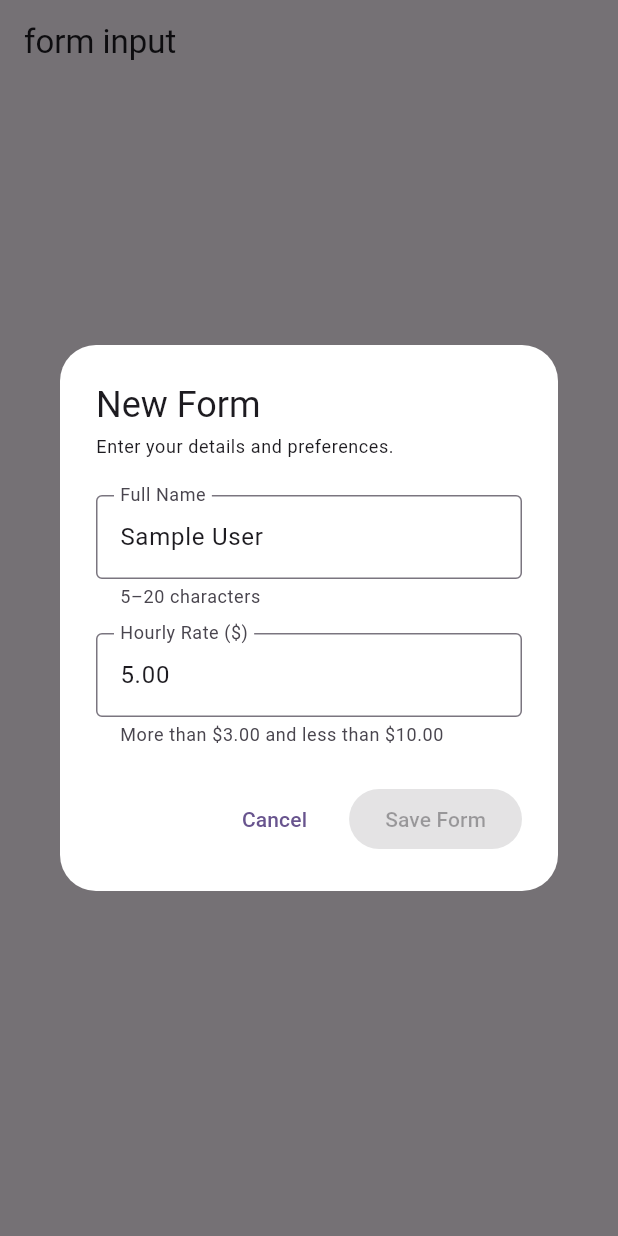
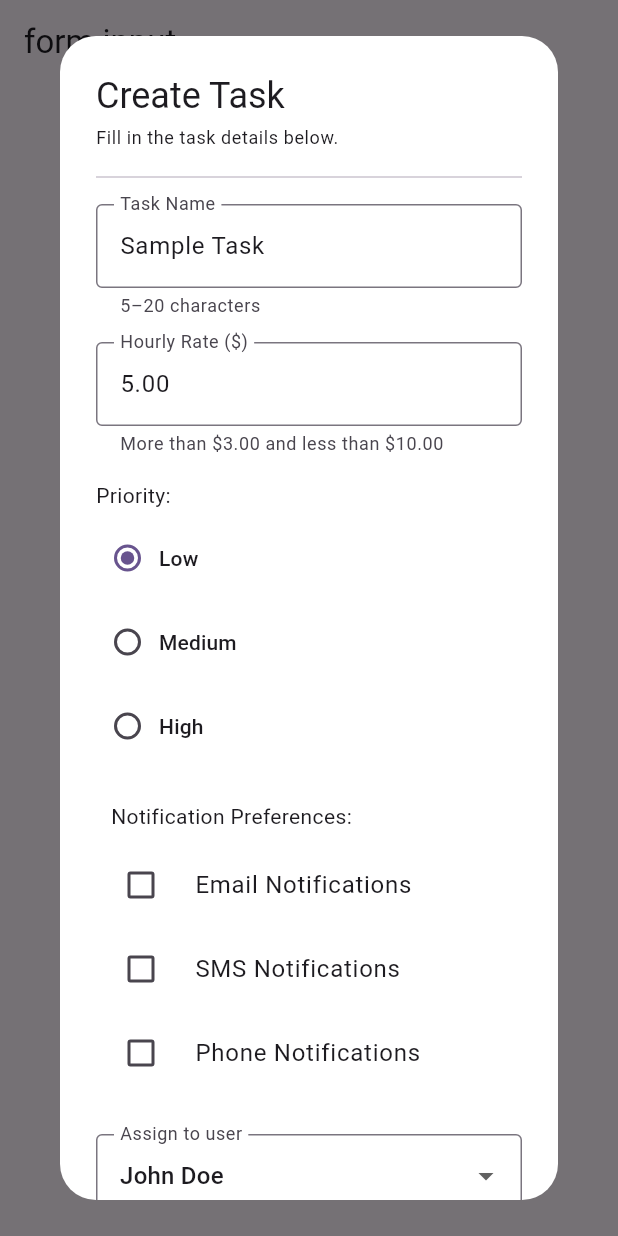
Before and after one commit to yyyu25/form-input-demo, a Flutter app: the _DialogPreview screen opened directly, after a tap on "New Form", on a phone screen of 412 x 824 dp. Run offline on Flutter 3.47's test engine with Material 3 defaults, Android fonts, the phone set to English and light mode, and no system bars; accounts and stored records are empty.

Commit message:
Add task creation, user assignment and editing

```diff
--- /dev/null
+++ b/lib/models/tasks.dart
@@ -0,0 +1,25 @@
+import 'package:form_input_demo/widgets/priority_radius_button.dart';
+import 'package:form_input_demo/models/users.dart';
+
+class Task {
+  static int taskNumber = 0;
+  final int taskID;
+  final String taskName;
+  final double hourlyRate;
+  final Priority priority;
+  final User? assignedUser;
+  final bool emailNotification;
+  final bool smsNotification;
+  final bool phoneNotification;
+
+  Task({
+    int? taskID,
+    this.assignedUser,
+    required this.taskName,
+    required this.hourlyRate,
+    required this.priority,
+    required this.emailNotification,
+    required this.smsNotification,
+    required this.phoneNotification,
+  }) : taskID = taskID ?? ++taskNumber;
+}
--- /dev/null
+++ b/lib/models/users.dart
@@ -0,0 +1,29 @@
+class User {
+  final String fullName;
+  final int userID;
+
+  const User({required this.fullName, required this.userID});
+
+  String getFullName() {
+    return fullName;
+  }
+
+  int getUserID() {
+    return userID;
+  }
+
+  static const List<User> users = [
+    User(fullName: 'John Doe', userID: 1000),
+    User(fullName: 'James Smith', userID: 1001),
+    User(fullName: 'David Johnson', userID: 1002),
+    User(fullName: 'Mariah Yu', userID: 1003),
+    User(fullName: 'Sam Hammond', userID: 1004),
+    User(fullName: 'Allen Phan', userID: 1005),
+    User(fullName: 'Maria Garcia', userID: 1006),
+    User(fullName: 'Jeremiah Carson', userID: 1007),
+    User(fullName: 'Peter Miller', userID: 1008),
+    User(fullName: 'Lucca Burns', userID: 1009),
+  ];
+
+  List<User> setUsers() => List<User>.of(users);
+}
--- /dev/null
+++ b/lib/widgets/assign_user_dropdown.dart
@@ -0,0 +1,33 @@
+import 'package:flutter/material.dart';
+import 'package:form_input_demo/models/users.dart';
+
+class AssignUserDropDown extends StatelessWidget {
+  const AssignUserDropDown({super.key, this.initialValue, this.onChanged});
+
+  final User? initialValue;
+  final ValueChanged<User?>? onChanged;
+
+  @override
+  Widget build(BuildContext context) {
+    return DropdownButtonFormField<User>(
+      initialValue: initialValue == null
+          ? null
+          : User.users.firstWhere(
+              (user) => user.userID == initialValue!.userID,
+            ),
+      isExpanded: true,
+      decoration: const InputDecoration(
+        labelText: 'Assign to user',
+        border: OutlineInputBorder(),
+      ),
+      hint: const Text('Select a user'),
+      items: User.users
+          .map(
+            (user) =>
+                DropdownMenuItem<User>(value: user, child: Text(user.fullName)),
+          )
+          .toList(),
+      onChanged: (user) => onChanged?.call(user),
+    );
+  }
+}
--- a/lib/widgets/form_dialog.dart
+++ b/lib/widgets/form_dialog.dart
@@ -1,16 +1,22 @@
 import 'package:flutter/material.dart';
+import 'package:form_input_demo/models/tasks.dart';
+import 'package:form_input_demo/models/users.dart';
+import 'package:form_input_demo/widgets/assign_user_dropdown.dart';
+import 'package:form_input_demo/widgets/notification_checkbox.dart';
+import 'package:form_input_demo/widgets/priority_radius_button.dart';
 
-/// Opens a fresh form. A result will be returned when saving is implemented.
-Future<Map<String, dynamic>?> showInputFormDialog(
+/// Returns the saved task, or null when the form is cancelled.
+Future<Task?> showInputFormDialog(
   BuildContext context, {
   Map<String, dynamic> initialValues = const {},
   Widget? selectionFields,
+  Task? existingTask,
 }) {
-  return showDialog<Map<String, dynamic>>(
+  return showDialog<Task>(
     context: context,
     builder: (_) => InputFormDialog(
       initialValues: initialValues,
-      selectionFields: selectionFields,
+      existingTask: existingTask,
     ),
   );
 }
@@ -19,13 +25,12 @@ class InputFormDialog extends StatefulWidget {
   const InputFormDialog({
     super.key,
     this.initialValues = const {},
-    this.selectionFields,
+    this.existingTask,
   });
 
+  final Task? existingTask;
+
   final Map<String, dynamic> initialValues;
-
-  /// Optional space for YA's radio, checkbox and User dropdown widgets.
-  final Widget? selectionFields;
 
   @override
   State<InputFormDialog> createState() => _InputFormDialogState();
@@ -35,15 +40,61 @@ class _InputFormDialogState extends State<InputFormDialog> {
   final _formKey = GlobalKey<FormState>();
   late final TextEditingController _nameController;
   late final TextEditingController _amountController;
+  late Priority _priority;
+  User? _assignedUser;
+  late bool _email;
+  late bool _sms;
+  late bool _phone;
+
+  void _save() {
+    if (!_formKey.currentState!.validate()) return;
+    Navigator.of(context).pop(
+      Task(
+        taskID: widget.existingTask?.taskID,
+        assignedUser: _assignedUser,
+        taskName: _nameController.text.trim(),
+        hourlyRate: double.parse(_amountController.text.trim()),
+        priority: _priority,
+        emailNotification: _email,
+        smsNotification: _sms,
+        phoneNotification: _phone,
+      ),
+    );
+  }
 
   @override
   void initState() {
     super.initState();
+    final task = widget.existingTask;
+    _assignedUser =
+        task?.assignedUser ?? widget.initialValues['assignedUser'] as User?;
+    _priority =
+        task?.priority ??
+        widget.initialValues['priority'] as Priority? ??
+        Priority.low;
+    _email =
+        task?.emailNotification ??
+        widget.initialValues['emailNotification'] as bool? ??
+        false;
+    _sms =
+        task?.smsNotification ??
+        widget.initialValues['smsNotification'] as bool? ??
+        false;
+    _phone =
+        task?.phoneNotification ??
+        widget.initialValues['phoneNotification'] as bool? ??
+        false;
     _nameController = TextEditingController(
-      text: widget.initialValues['name'] as String? ?? 'Sample User',
+      text:
+          task?.taskName ??
+          widget.initialValues['name'] as String? ??
+          'Sample Task',
     );
     _amountController = TextEditingController(
-      text: widget.initialValues['amount']?.toString() ?? '5.00',
+      text:
+          task?.hourlyRate.toString() ??
+          widget.initialValues['amount']?.toString() ??
+          '5.00',
     );
   }
 
@@ -70,22 +121,30 @@ class _InputFormDialogState extends State<InputFormDialog> {
               crossAxisAlignment: CrossAxisAlignment.start,
               children: [
                 Text(
-                  'New Form',
+                  widget.existingTask == null ? 'Create Task' : 'Edit Task',
                   style: Theme.of(context).textTheme.headlineSmall,
                 ),
                 const SizedBox(height: 4),
                 Text(
-                  'Enter your details and preferences.',
+                  'Fill in the task details below.',
                   style: Theme.of(context).textTheme.bodySmall,
                 ),
-                const SizedBox(height: 24),
+                const SizedBox(height: 10),
+                const Divider(),
+                const SizedBox(height: 10),
                 TextFormField(
                   controller: _nameController,
+                  validator: (value) {
+                    final length = (value ?? '').trim().runes.length;
+                    return length < 5 || length > 20
+                        ? 'Enter 5–20 characters.'
+                        : null;
+                  },
                   keyboardType: TextInputType.name,
                   textCapitalization: TextCapitalization.words,
                   textInputAction: TextInputAction.next,
                   decoration: const InputDecoration(
-                    labelText: 'Full Name',
+                    labelText: 'Task Name',
                     helperText: '5–20 characters',
                     border: OutlineInputBorder(),
                   ),
@@ -93,6 +152,15 @@ class _InputFormDialogState extends State<InputFormDialog> {
                 const SizedBox(height: 16),
                 TextFormField(
                   controller: _amountController,
+                  validator: (value) {
+                    final rate = double.tryParse((value ?? '').trim());
+                    return rate == null ||
+                            !rate.isFinite ||
+                            rate <= 3 ||
+                            rate >= 10
+                        ? 'Enter a rate greater than 3 and less than 10.'
+                        : null;
+                  },
                   keyboardType: const TextInputType.numberWithOptions(
                     decimal: true,
                   ),
@@ -104,10 +172,30 @@ class _InputFormDialogState extends State<InputFormDialog> {
                     border: OutlineInputBorder(),
                   ),
                 ),
-                if (widget.selectionFields != null) ...[
-                  const SizedBox(height: 16),
-                  widget.selectionFields!,
-                ],
+
+                const SizedBox(height: 16),
+                PriorityRadiusButton(
+                  initialValue: _priority,
+                  onChanged: (value) => _priority = value,
+                ),
+
+                const SizedBox(height: 16),
+                NotificationCheckbox(
+                  email: _email,
+                  sms: _sms,
+                  phone: _phone,
+                  onChanged: (email, sms, phone) {
+                    _email = email;
+                    _sms = sms;
+                    _phone = phone;
+                  },
+                ),
+
+                const SizedBox(height: 16),
+                AssignUserDropDown(
+                  initialValue: _assignedUser,
+                  onChanged: (user) => _assignedUser = user,
+                ),
                 const SizedBox(height: 24),
                 OverflowBar(
                   alignment: MainAxisAlignment.end,
@@ -118,10 +206,9 @@ class _InputFormDialogState extends State<InputFormDialog> {
                       onPressed: () => Navigator.of(context).pop(),
                       child: const Text('Cancel'),
                     ),
-                    // Validation and result-map submission are the next step.
-                    const FilledButton(
-                      onPressed: null,
-                      child: Text('Save Form'),
+                    FilledButton(
+                      onPressed: _save,
+                      child: const Text('Save Form'),
                     ),
                   ],
                 ),
--- /dev/null
+++ b/lib/widgets/notification_checkbox.dart
@@ -0,0 +1,87 @@
+import 'package:flutter/material.dart';
+
+class NotificationCheckbox extends StatefulWidget {
+  const NotificationCheckbox({
+    super.key,
+    this.email = false,
+    this.sms = false,
+    this.phone = false,
+    this.onChanged,
+  });
+
+  final bool email;
+  final bool sms;
+  final bool phone;
+  final void Function(bool email, bool sms, bool phone)? onChanged;
+
+  @override
+  State<NotificationCheckbox> createState() => _NotificationCheckboxState();
+}
+
+class _NotificationCheckboxState extends State<NotificationCheckbox> {
+  late bool _emailNotifications = widget.email;
+  late bool _smsNotifications = widget.sms;
+  late bool _phoneNotifications = widget.phone;
+
+  @override
+  Widget build(BuildContext context) {
+    return Padding(
+      padding: const EdgeInsets.all(10),
+      child: Column(
+        crossAxisAlignment: CrossAxisAlignment.start,
+        children: [
+          const Text('Notification Preferences:'),
+          const SizedBox(height: 8),
+          CheckboxListTile(
+            contentPadding: EdgeInsets.zero,
+            controlAffinity: ListTileControlAffinity.leading,
+            title: const Text('Email Notifications'),
+            value: _emailNotifications,
+            onChanged: (value) {
+              setState(() {
+                _emailNotifications = value ?? false;
+              });
+              widget.onChanged?.call(
+                _emailNotifications,
+                _smsNotifications,
+                _phoneNotifications,
+              );
+            },
+          ),
+          CheckboxListTile(
+            contentPadding: EdgeInsets.zero,
+            controlAffinity: ListTileControlAffinity.leading,
+            title: const Text('SMS Notifications'),
+            value: _smsNotifications,
+            onChanged: (value) {
+              setState(() {
+                _smsNotifications = value ?? false;
+              });
+              widget.onChanged?.call(
+                _emailNotifications,
+                _smsNotifications,
+                _phoneNotifications,
+              );
+            },
+          ),
+          CheckboxListTile(
+            contentPadding: EdgeInsets.zero,
+            controlAffinity: ListTileControlAffinity.leading,
+            title: const Text('Phone Notifications'),
+            value: _phoneNotifications,
+            onChanged: (value) {
+              setState(() {
+                _phoneNotifications = value ?? false;
+              });
+              widget.onChanged?.call(
+                _emailNotifications,
+                _smsNotifications,
+                _phoneNotifications,
+              );
+            },
+          ),
+        ],
+      ),
+    );
+  }
+}
--- /dev/null
+++ b/lib/widgets/priority_radius_button.dart
@@ -0,0 +1,65 @@
+import 'package:flutter/material.dart';
+
+enum Priority { low, medium, high }
+
+class PriorityRadiusButton extends StatefulWidget {
+  const PriorityRadiusButton({
+    super.key,
+    this.initialValue = Priority.low,
+    this.onChanged,
+  });
+
+  final Priority initialValue;
+  final ValueChanged<Priority>? onChanged;
+
+  @override
+  State<PriorityRadiusButton> createState() => _PriorityRadiusButtonState();
+}
+
+class _PriorityRadiusButtonState extends State<PriorityRadiusButton> {
+  late Priority _priority = widget.initialValue;
+
+  void _selectPriority(Priority? value) {
+    if (value == null) return;
+
+    setState(() {
+      _priority = value;
+    });
+    widget.onChanged?.call(value);
+  }
+
+  @override
+  Widget build(BuildContext context) {
+    return Column(
+      crossAxisAlignment: CrossAxisAlignment.start,
+      children: [
+        const Text('Priority:'),
+        const SizedBox(height: 8),
+        Wrap(
+          spacing: 8,
+          runSpacing: 8,
+          children: [
+            RadioMenuButton<Priority>(
+              value: Priority.low,
+              groupValue: _priority,
+              onChanged: _selectPriority,
+              child: const Text('Low'),
+            ),
+            RadioMenuButton<Priority>(
+              value: Priority.medium,
+              groupValue: _priority,
+              onChanged: _selectPriority,
+              child: const Text('Medium'),
+            ),
+            RadioMenuButton<Priority>(
+              value: Priority.high,
+              groupValue: _priority,
+              onChanged: _selectPriority,
+              child: const Text('High'),
+            ),
+          ],
+        ),
+      ],
+    );
+  }
+}
```
Also changed, not shown: lib/main.dart (+40 -84 lines), lib/widgets/display_form_card.dart (added, +105 -0 lines), 3 other files.
